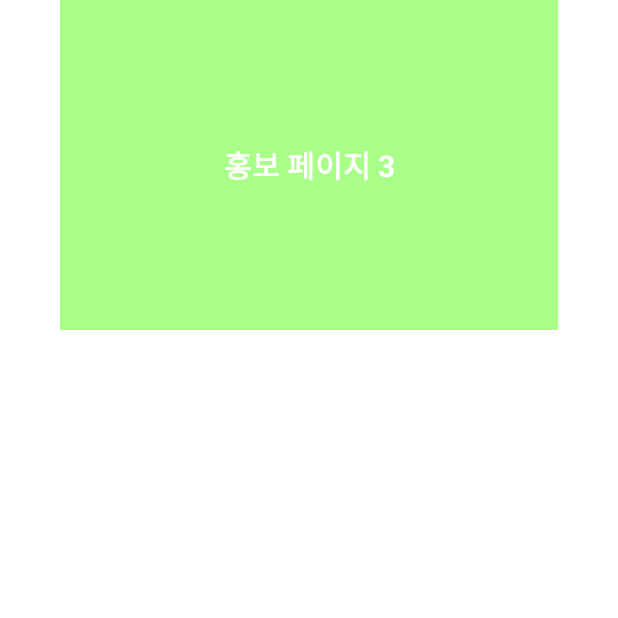
After one commit to GDSC-SKHU/Bakku-Android, an Android app: the fragment HomeSlide3Fragment shown on its own in the app's theme, on a phone screen of 412 x 824 dp, the top half of it. The commit adds this screen. Run offline under Robolectric (Android 15) with nearby library versions, the phone set to English and light mode, and no system bars.

Commit message:
carousel 뷰 구현중

```diff
--- a/Bakku/app/src/main/AndroidManifest.xml
+++ b/Bakku/app/src/main/AndroidManifest.xml
@@ -2,6 +2,7 @@
 <manifest xmlns:android="http://schemas.android.com/apk/res/android"
     xmlns:tools="http://schemas.android.com/tools">
 
+    <!--Internet Permission-->
     <uses-permission android:name="android.permission.INTERNET "/>
 
     <application
@@ -27,7 +28,7 @@
                 android:name="android.app.lib_name"
                 android:value="" />
         </activity>
-        <activity android:name=".presentation.LoginActivity" />
+        <activity android:name=".presentation.LoginActivity" ></activity>
     </application>
 
 </manifest>
--- /dev/null
+++ b/Bakku/app/src/main/java/com/example/bakku/fragments/HomeSlide3Fragment.kt
@@ -0,0 +1,22 @@
+package com.example.bakku.fragments
+
+import android.os.Bundle
+import android.view.LayoutInflater
+import android.view.View
+import android.view.ViewGroup
+import androidx.fragment.app.Fragment
+import com.example.bakku.databinding.FragmentHomeSlide3Binding
+
+class HomeSlide3Fragment : Fragment() {
+    private var mBinding : FragmentHomeSlide3Binding? = null
+
+    override fun onCreateView(
+        inflater: LayoutInflater,
+        container: ViewGroup?,
+        savedInstanceState: Bundle?
+    ): View? {
+        val binding = FragmentHomeSlide3Binding.inflate(inflater,container,false)
+        mBinding = binding
+        return mBinding?.root
+    }
+}
--- a/Bakku/app/src/main/java/com/example/bakku/ViewPagerAdapter.kt
+++ b/Bakku/app/src/main/java/com/example/bakku/fragments/ViewPagerAdapter.kt
@@ -1,4 +1,4 @@
-package com.example.bakku
+package com.example.bakku.fragments
 
 import android.text.Layout
 import android.view.LayoutInflater
@@ -8,6 +8,7 @@ import android.view.ViewParent
 import android.widget.ImageView
 import androidx.recyclerview.widget.RecyclerView
 import androidx.viewpager.widget.ViewPager
+import com.example.bakku.R
 
 class ViewPagerAdapter(private val images:List<Int>) :
     RecyclerView.Adapter<ViewPagerAdapter.ViewPagerViewHolder>() {
--- /dev/null
+++ b/Bakku/app/src/main/res/layout/fragment_home_slide3.xml
@@ -0,0 +1,36 @@
+<?xml version="1.0" encoding="utf-8"?>
+<FrameLayout xmlns:android="http://schemas.android.com/apk/res/android"
+    android:layout_width="match_parent"
+    android:layout_height="match_parent">
+
+    <RelativeLayout
+        android:layout_width="match_parent"
+        android:layout_marginLeft="@dimen/pageMarginAndOffset"
+        android:layout_marginRight="@dimen/pageMarginAndOffset"
+        android:layout_height="@dimen/frameSize"
+        android:orientation="vertical">
+
+        <ImageView
+            android:id="@+id/imgBanner3"
+            android:layout_centerInParent="true"
+            android:layout_width="match_parent"
+            android:layout_height="match_parent"
+            android:background="#aaff88"
+            android:contentDescription="@string/app_name"/>
+
+        <TextView
+            android:id="@+id/tvName3"
+            android:layout_width="match_parent"
+            android:layout_height="wrap_content"
+            android:layout_gravity="center"
+            android:gravity="center"
+            android:layout_centerInParent="true"
+            android:textColor="@android:color/white"
+            android:textSize="20sp"
+            android:textStyle="bold"
+            android:text="홍보 페이지 3"/>
+
+    </RelativeLayout>
+
+
+</FrameLayout>
--- /dev/null
+++ b/Bakku/app/src/main/res/values/dimens.xml
@@ -0,0 +1,7 @@
+<?xml version="1.0" encoding="utf-8"?>
+<resources>
+    <dimen name="pageMargin">20dp</dimen>
+    <dimen name="offset">20dp</dimen>
+    <dimen name="pageMarginAndOffset">40dp</dimen>
+    <dimen name="frameSize">220dp</dimen>
+</resources>
--- a/Bakku/app/src/main/res/values/themes.xml
+++ b/Bakku/app/src/main/res/values/themes.xml
@@ -1,6 +1,8 @@
 <resources xmlns:tools="http://schemas.android.com/tools">
     <!-- Base application theme. -->
     <style name="Theme.Bakku" parent="Theme.MaterialComponents.DayNight.DarkActionBar">
+        <!--기존 앱 바 없애기 -->
+        <item name="windowNoTitle">true</item>
         <!-- Primary brand color. -->
         <item name="colorPrimary">@color/blue_200</item>
         <item name="colorPrimaryVariant">@color/blue_700</item>
```
Also changed, not shown: Bakku/app/build.gradle (+7 -0 lines), Bakku/app/src/main/java/com/example/bakku/fragments/HomeFragment.kt (+48 -43 lines), Bakku/app/src/main/java/com/example/bakku/fragments/HomeSlide1Fragment.kt (added, +25 -0 lines), Bakku/app/src/main/java/com/example/bakku/fragments/HomeSlide2Fragment.kt (added, +22 -0 lines), Bakku/app/src/main/java/com/example/bakku/fragments/HomeSlideAdapter.kt (added, +35 -0 lines), Bakku/app/src/main/res/layout/fragment_home.xml (+19 -55 lines), Bakku/app/src/main/res/layout/fragment_home_slide1.xml (added, +35 -0 lines), Bakku/app/src/main/res/layout/fragment_home_slide2.xml (added, +35 -0 lines), Bakku/app/src/main/res/drawable/img_1.jpg (deleted), Bakku/app/src/main/res/drawable/img_2.jpg (deleted), Bakku/app/src/main/res/drawable/img_3.jpg (deleted).
